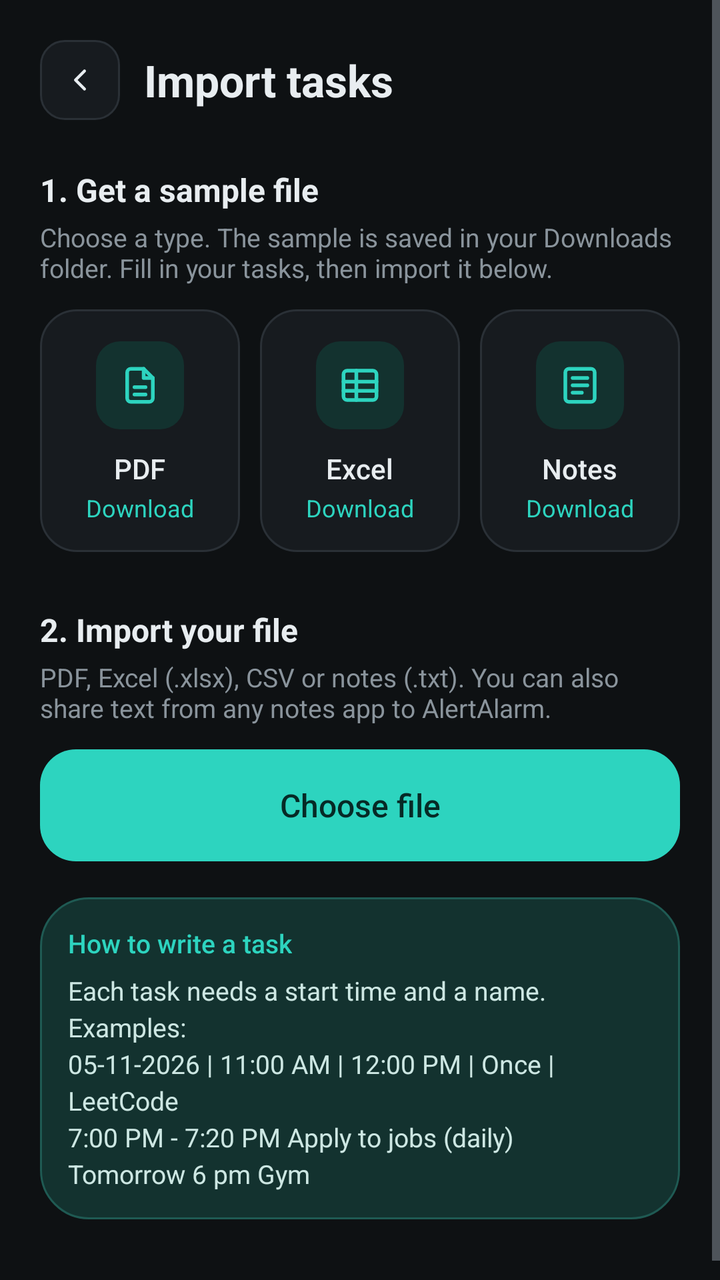
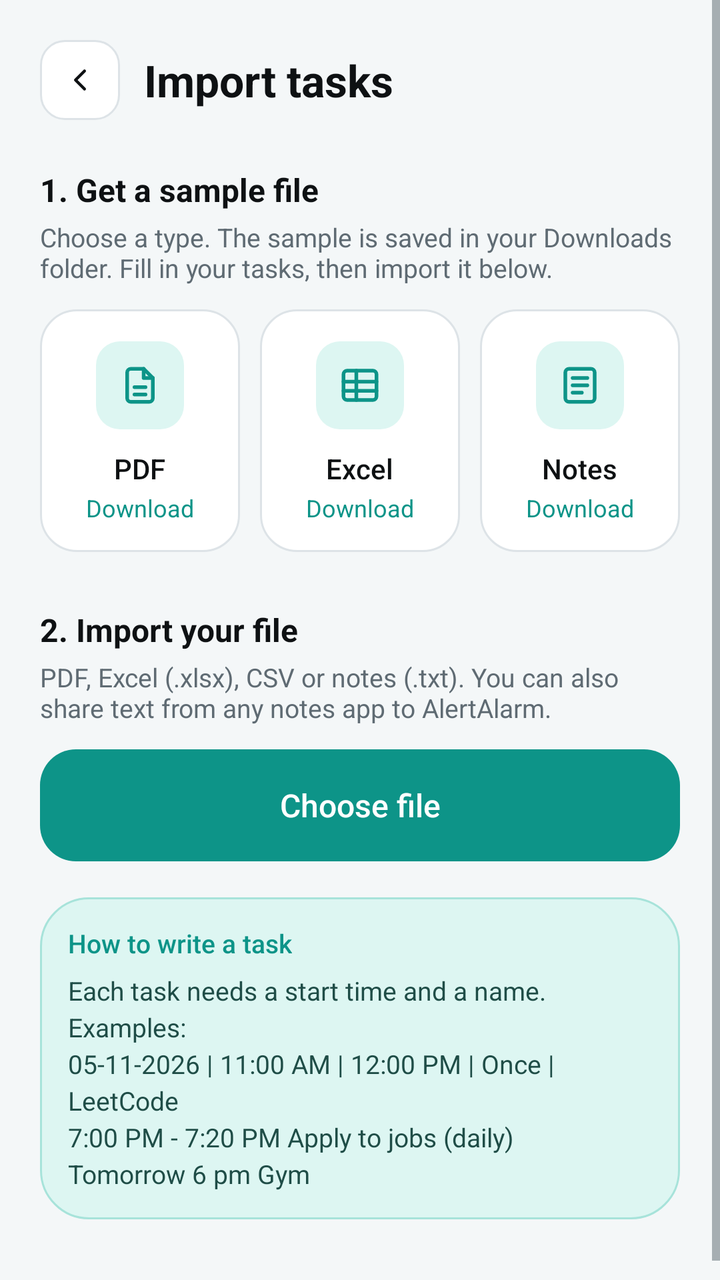

The first picture is an Android layout as it rendered before a commit; the second is the same layout after the commit. The layout source and the unified diff follow.
<!-- AndroidManifest.xml: application theme Theme.AlertAlarm -->
<!-- res/layout/activity_import.xml -->
<?xml version="1.0" encoding="utf-8"?>
<ScrollView xmlns:android="http://schemas.android.com/apk/res/android"
    xmlns:app="http://schemas.android.com/apk/res-auto"
    android:layout_width="match_parent"
    android:layout_height="match_parent"
    android:background="@color/bg"
    android:fillViewport="true">

    <LinearLayout
        android:layout_width="match_parent"
        android:layout_height="wrap_content"
        android:orientation="vertical"
        android:padding="20dp">

        <LinearLayout
            android:layout_width="match_parent"
            android:layout_height="wrap_content"
            android:gravity="center_vertical"
            android:orientation="horizontal">

            <ImageView
                android:id="@+id/backButton"
                android:layout_width="40dp"
                android:layout_height="40dp"
                android:background="@drawable/bg_square_button"
                android:clickable="true"
                android:contentDescription="Back"
                android:focusable="true"
                android:padding="11dp"
                android:src="@drawable/ic_back"
                app:tint="@color/text" />

            <TextView
                android:layout_width="wrap_content"
                android:layout_height="wrap_content"
                android:layout_marginStart="12dp"
                android:text="Import tasks"
                android:textColor="@color/text"
                android:textSize="22sp"
                android:textStyle="bold" />
        </LinearLayout>

        
        <LinearLayout
            android:id="@+id/introSection"
            android:layout_width="match_parent"
            android:layout_height="wrap_content"
            android:orientation="vertical">

            <TextView
                android:layout_width="wrap_content"
                android:layout_height="wrap_content"
                android:layout_marginTop="24dp"
                android:text="1. Get a sample file"
                android:textColor="@color/text"
                android:textSize="16sp"
                android:textStyle="bold" />

            <TextView
                android:layout_width="match_parent"
                android:layout_height="wrap_content"
                android:layout_marginTop="4dp"
                android:layout_marginBottom="12dp"
                android:text="Choose a type. The sample is saved in your Downloads folder. Fill in your tasks, then import it below."
                android:textColor="@color/muted"
                android:textSize="13sp" />

            <LinearLayout
                android:layout_width="match_parent"
                android:layout_height="wrap_content"
                android:orientation="horizontal">

            <LinearLayout
                android:id="@+id/samplePdf"
                android:layout_width="0dp"
                android:layout_height="wrap_content"
                
                android:layout_weight="1"
                android:background="@drawable/bg_card"
                android:clickable="true"
                android:focusable="true"
                android:foreground="?attr/selectableItemBackground"
                android:gravity="center_horizontal"
                android:orientation="vertical"
                android:paddingTop="16dp"
                android:paddingBottom="14dp">

                <ImageView
                    android:layout_width="44dp"
                    android:layout_height="44dp"
                    android:background="@drawable/bg_icon_accent"
                    android:importantForAccessibility="no"
                    android:padding="11dp"
                    android:src="@drawable/ic_file"
                    app:tint="@color/accent" />

                <TextView
                    android:layout_width="wrap_content"
                    android:layout_height="wrap_content"
                    android:layout_marginTop="10dp"
                    android:fontFamily="sans-serif-medium"
                    android:text="PDF"
                    android:textColor="@color/text"
                    android:textSize="14sp" />

                <TextView
                    android:layout_width="wrap_content"
                    android:layout_height="wrap_content"
                    android:layout_marginTop="2dp"
                    android:drawablePadding="4dp"
                    android:text="Download"
                    android:textColor="@color/accent"
                    android:textSize="12sp" />
            </LinearLayout>

            <LinearLayout
                android:id="@+id/sampleExcel"
                android:layout_width="0dp"
                android:layout_height="wrap_content"
                android:layout_marginStart="10dp"
                android:layout_weight="1"
                android:background="@drawable/bg_card"
                android:clickable="true"
                android:focusable="true"
                android:foreground="?attr/selectableItemBackground"
                android:gravity="center_horizontal"
                android:orientation="vertical"
                android:paddingTop="16dp"
                android:paddingBottom="14dp">

                <ImageView
                    android:layout_width="44dp"
                    android:layout_height="44dp"
                    android:background="@drawable/bg_icon_accent"
                    android:importantForAccessibility="no"
                    android:padding="11dp"
                    android:src="@drawable/ic_table"
                    app:tint="@color/accent" />

                <TextView
                    android:layout_width="wrap_content"
                    android:layout_height="wrap_content"
                    android:layout_marginTop="10dp"
                    android:fontFamily="sans-serif-medium"
                    android:text="Excel"
                    android:textColor="@color/text"
                    android:textSize="14sp" />

                <TextView
                    android:layout_width="wrap_content"
                    android:layout_height="wrap_content"
                    android:layout_marginTop="2dp"
                    android:drawablePadding="4dp"
                    android:text="Download"
                    android:textColor="@color/accent"
                    android:textSize="12sp" />
            </LinearLayout>

            <LinearLayout
                android:id="@+id/sampleNotes"
                android:layout_width="0dp"
                android:layout_height="wrap_content"
                android:layout_marginStart="10dp"
                android:layout_weight="1"
                android:background="@drawable/bg_card"
                android:clickable="true"
                android:focusable="true"
                android:foreground="?attr/selectableItemBackground"
                android:gravity="center_horizontal"
                android:orientation="vertical"
                android:paddingTop="16dp"
                android:paddingBottom="14dp">

                <ImageView
                    android:layout_width="44dp"
                    android:layout_height="44dp"
                    android:background="@drawable/bg_icon_accent"
                    android:importantForAccessibility="no"
                    android:padding="11dp"
                    android:src="@drawable/ic_note"
                    app:tint="@color/accent" />

                <TextView
                    android:layout_width="wrap_content"
                    android:layout_height="wrap_content"
                    android:layout_marginTop="10dp"
                    android:fontFamily="sans-serif-medium"
                    android:text="Notes"
                    android:textColor="@color/text"
                    android:textSize="14sp" />

                <TextView
                    android:layout_width="wrap_content"
                    android:layout_height="wrap_content"
                    android:layout_marginTop="2dp"
                    android:drawablePadding="4dp"
                    android:text="Download"
                    android:textColor="@color/accent"
                    android:textSize="12sp" />
            </LinearLayout>

            </LinearLayout>

            <TextView
                android:layout_width="wrap_content"
                android:layout_height="wrap_content"
                android:layout_marginTop="28dp"
                android:text="2. Import your file"
                android:textColor="@color/text"
                android:textSize="16sp"
                android:textStyle="bold" />

            <TextView
                android:layout_width="match_parent"
                android:layout_height="wrap_content"
                android:layout_marginTop="4dp"
                android:layout_marginBottom="12dp"
                android:text="PDF, Excel (.xlsx), CSV or notes (.txt). You can also share text from any notes app to AlertAlarm."
                android:textColor="@color/muted"
                android:textSize="13sp" />

            <TextView
                android:id="@+id/chooseFile"
                android:layout_width="match_parent"
                android:layout_height="56dp"
                android:background="@drawable/bg_button_accent"
                android:clickable="true"
                android:focusable="true"
                android:foreground="?attr/selectableItemBackground"
                android:fontFamily="sans-serif-medium"
                android:gravity="center"
                android:text="Choose file"
                android:textColor="@color/on_accent"
                android:textSize="16sp" />

            <LinearLayout
                android:layout_width="match_parent"
                android:layout_height="wrap_content"
                android:layout_marginTop="18dp"
                android:background="@drawable/bg_hero"
                android:orientation="vertical"
                android:padding="14dp">

                <TextView
                    android:layout_width="wrap_content"
                    android:layout_height="wrap_content"
                    android:fontFamily="sans-serif-medium"
                    android:text="How to write a task"
                    android:textColor="@color/accent"
                    android:textSize="13sp" />

                <TextView
                    android:layout_width="match_parent"
                    android:layout_height="wrap_content"
                    android:layout_marginTop="6dp"
                    android:lineSpacingExtra="3dp"
                    android:text="Each task needs a start time and a name. Examples:\n05-11-2026 | 11:00 AM | 12:00 PM | Once | LeetCode\n7:00 PM - 7:20 PM Apply to jobs (daily)\nTomorrow 6 pm Gym"
                    android:textColor="#CDE7E3"
                    android:textSize="13sp" />
            </LinearLayout>
        </LinearLayout>

        <TextView
            android:id="@+id/statusText"
            android:layout_width="match_parent"
            android:layout_height="wrap_content"
            android:layout_marginTop="20dp"
            android:background="@drawable/bg_banner"
            android:lineSpacingExtra="3dp"
            android:padding="14dp"
            android:textColor="@color/banner_text"
            android:textSize="13sp"
            android:visibility="gone" />

        
        <LinearLayout
            android:id="@+id/previewSection"
            android:layout_width="match_parent"
            android:layout_height="wrap_content"
            android:orientation="vertical"
            android:visibility="gone">

            <TextView
                android:id="@+id/previewTitle"
                android:layout_width="wrap_content"
                android:layout_height="wrap_content"
                android:layout_marginTop="24dp"
                android:textColor="@color/text"
                android:textSize="18sp"
                android:textStyle="bold" />

            <TextView
                android:id="@+id/previewSubtitle"
                android:layout_width="match_parent"
                android:layout_height="wrap_content"
                android:layout_marginTop="4dp"
                android:layout_marginBottom="14dp"
                android:textColor="@color/muted"
                android:textSize="13sp" />

            <LinearLayout
                android:id="@+id/previewList"
                android:layout_width="match_parent"
                android:layout_height="wrap_content"
                android:orientation="vertical" />
        </LinearLayout>

        <View
            android:layout_width="match_parent"
            android:layout_height="0dp"
            android:layout_weight="1"
            android:minHeight="20dp" />

        <LinearLayout
            android:id="@+id/previewButtons"
            android:layout_width="match_parent"
            android:layout_height="wrap_content"
            android:orientation="horizontal"
            android:visibility="gone">

            <TextView
                android:id="@+id/cancelButton"
                android:layout_width="0dp"
                android:layout_height="54dp"
                android:layout_weight="1"
                android:background="@drawable/bg_chip"
                android:clickable="true"
                android:focusable="true"
                android:fontFamily="sans-serif-medium"
                android:gravity="center"
                android:text="Cancel"
                android:textColor="@color/text"
                android:textSize="15sp" />

            <TextView
                android:id="@+id/setAllButton"
                android:layout_width="0dp"
                android:layout_height="54dp"
                android:layout_marginStart="10dp"
                android:layout_weight="2"
                android:background="@drawable/bg_stop_button"
                android:clickable="true"
                android:focusable="true"
                android:fontFamily="sans-serif-medium"
                android:gravity="center"
                android:textColor="@color/stop_text"
                android:textSize="15sp" />
        </LinearLayout>
    </LinearLayout>
</ScrollView>
<!-- resources referenced by this layout -->
<resources>
  <color name="accent">#2DD4BF</color>
  <color name="banner_text">#FCD34D</color>
  <color name="bg">#0E1113</color>
  <color name="muted">#8A949C</color>
  <color name="on_accent">#062A26</color>
  <color name="text">#E8EDF0</color>
  <!-- drawable bg_button_accent (drawable) -->
  <?xml version="1.0" encoding="utf-8"?>
  <shape xmlns:android="http://schemas.android.com/apk/res/android" android:shape="rectangle">
      <solid android:color="@color/accent" />
      <corners android:radius="18dp" />
  </shape>
  <!-- drawable bg_card (drawable) -->
  <?xml version="1.0" encoding="utf-8"?>
  <shape xmlns:android="http://schemas.android.com/apk/res/android" android:shape="rectangle">
      <solid android:color="@color/surface" />
      <stroke android:width="1dp" android:color="@color/stroke" />
      <corners android:radius="18dp" />
  </shape>
  <!-- drawable bg_chip (drawable) -->
  <?xml version="1.0" encoding="utf-8"?>
  <shape xmlns:android="http://schemas.android.com/apk/res/android" android:shape="rectangle">
      <solid android:color="@color/surface" />
      <stroke android:width="1dp" android:color="@color/stroke" />
      <corners android:radius="999dp" />
  </shape>
  <!-- drawable bg_hero (drawable) -->
  <?xml version="1.0" encoding="utf-8"?>
  <shape xmlns:android="http://schemas.android.com/apk/res/android" android:shape="rectangle">
      <solid android:color="@color/hero" />
      <stroke android:width="1dp" android:color="@color/hero_stroke" />
      <corners android:radius="24dp" />
  </shape>
  <!-- drawable bg_icon_accent (drawable) -->
  <?xml version="1.0" encoding="utf-8"?>
  <shape xmlns:android="http://schemas.android.com/apk/res/android" android:shape="rectangle">
      <solid android:color="@color/hero" />
      <corners android:radius="12dp" />
  </shape>
  <!-- drawable bg_square_button (drawable) -->
  <?xml version="1.0" encoding="utf-8"?>
  <shape xmlns:android="http://schemas.android.com/apk/res/android" android:shape="rectangle">
      <solid android:color="@color/surface" />
      <stroke android:width="1dp" android:color="@color/stroke" />
      <corners android:radius="12dp" />
  </shape>
  <!-- drawable bg_stop_button (drawable) -->
  <?xml version="1.0" encoding="utf-8"?>
  <selector xmlns:android="http://schemas.android.com/apk/res/android">
      <item android:state_enabled="false" android:drawable="@drawable/bg_button_disabled" />
      <item android:drawable="@drawable/bg_button_accent" />
  </selector>
  <style name="Theme.AlertAlarm" parent="Theme.Material3.Dark.NoActionBar">
          <item name="colorPrimary">@color/accent</item>
          <item name="colorOnPrimary">@color/on_accent</item>
          <item name="colorPrimaryContainer">@color/hero</item>
          <item name="colorOnPrimaryContainer">@color/accent</item>
          <item name="colorSecondary">@color/accent</item>
          <item name="colorOnSecondary">@color/on_accent</item>
          <item name="colorSurface">@color/surface</item>
          <item name="colorOnSurface">@color/text</item>
          <item name="colorSurfaceContainerHigh">@color/surface</item>
          <item name="colorOutline">@color/stroke</item>
          <item name="android:colorBackground">@color/bg</item>
          <item name="android:windowBackground">@color/bg</item>
          <item name="android:textColorPrimary">@color/text</item>
          <item name="android:textColorSecondary">@color/muted</item>
          <item name="android:statusBarColor">@color/bg</item>
          <item name="android:navigationBarColor">@color/nav</item>
      </style>
  <color name="banner_bg">#2A2414</color>
  <color name="banner_stroke">#4A3B16</color>
  <color name="surface">#171B1F</color>
  <color name="stroke">#2A3036</color>
  <color name="hero">#13322F</color>
  <color name="hero_stroke">#1F5A53</color>
  <color name="nav">#121619</color>
  <!-- unchanged entries left out for length: 6 -->
</resources>

<!-- the commit's change to res/layout/activity_import.xml (unified diff, before → after) -->
@@ -255,7 +255,7 @@
                     android:layout_marginTop="6dp"
                     android:lineSpacingExtra="3dp"
                     android:text="Each task needs a start time and a name. Examples:\n05-11-2026 | 11:00 AM | 12:00 PM | Once | LeetCode\n7:00 PM - 7:20 PM Apply to jobs (daily)\nTomorrow 6 pm Gym"
-                    android:textColor="#CDE7E3"
+                    android:textColor="@color/hero_body"
                     android:textSize="13sp" />
             </LinearLayout>
         </LinearLayout>
<!-- resource entries referenced after the edit -->
@@ -1,11 +1,12 @@
 <!-- resources referenced by this layout -->
 <resources>
-  <color name="accent">#2DD4BF</color>
-  <color name="banner_text">#FCD34D</color>
-  <color name="bg">#0E1113</color>
-  <color name="muted">#8A949C</color>
-  <color name="on_accent">#062A26</color>
-  <color name="text">#E8EDF0</color>
+  <color name="accent">#0D9488</color>
+  <color name="banner_text">#8A5A00</color>
+  <color name="bg">#F4F7F8</color>
+  <color name="hero_body">#1F4D47</color>
+  <color name="muted">#5F6B73</color>
+  <color name="on_accent">#FFFFFF</color>
+  <color name="text">#0E1113</color>
   <!-- drawable bg_button_accent (drawable) -->
   <?xml version="1.0" encoding="utf-8"?>
   <shape xmlns:android="http://schemas.android.com/apk/res/android" android:shape="rectangle">
@@ -52,7 +53,7 @@
       <item android:state_enabled="false" android:drawable="@drawable/bg_button_disabled" />
       <item android:drawable="@drawable/bg_button_accent" />
   </selector>
-  <style name="Theme.AlertAlarm" parent="Theme.Material3.Dark.NoActionBar">
+  <style name="Theme.AlertAlarm" parent="Theme.Material3.DayNight.NoActionBar">
           <item name="colorPrimary">@color/accent</item>
           <item name="colorOnPrimary">@color/on_accent</item>
           <item name="colorPrimaryContainer">@color/hero</item>
@@ -69,14 +70,16 @@
           <item name="android:textColorSecondary">@color/muted</item>
           <item name="android:statusBarColor">@color/bg</item>
           <item name="android:navigationBarColor">@color/nav</item>
+          <item name="android:windowLightStatusBar">@bool/light_bars</item>
+          <item name="android:windowLightNavigationBar">@bool/light_bars</item>
       </style>
-  <color name="banner_bg">#2A2414</color>
-  <color name="banner_stroke">#4A3B16</color>
-  <color name="surface">#171B1F</color>
-  <color name="stroke">#2A3036</color>
-  <color name="hero">#13322F</color>
-  <color name="hero_stroke">#1F5A53</color>
-  <color name="nav">#121619</color>
+  <color name="banner_bg">#FFF6DB</color>
+  <color name="banner_stroke">#F4D88A</color>
+  <color name="surface">#FFFFFF</color>
+  <color name="stroke">#DDE3E7</color>
+  <color name="hero">#DDF6F2</color>
+  <color name="hero_stroke">#A7E3DA</color>
+  <color name="nav">#FFFFFF</color>
   <!-- unchanged entries left out for length: 6 -->
 </resources>
 
